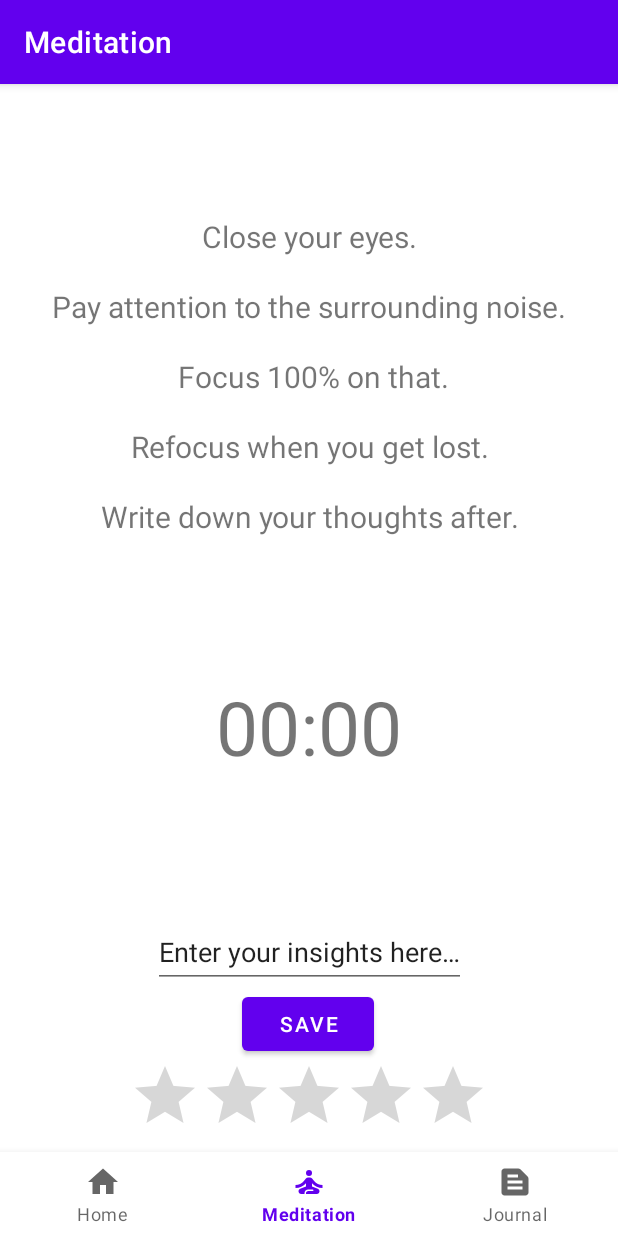
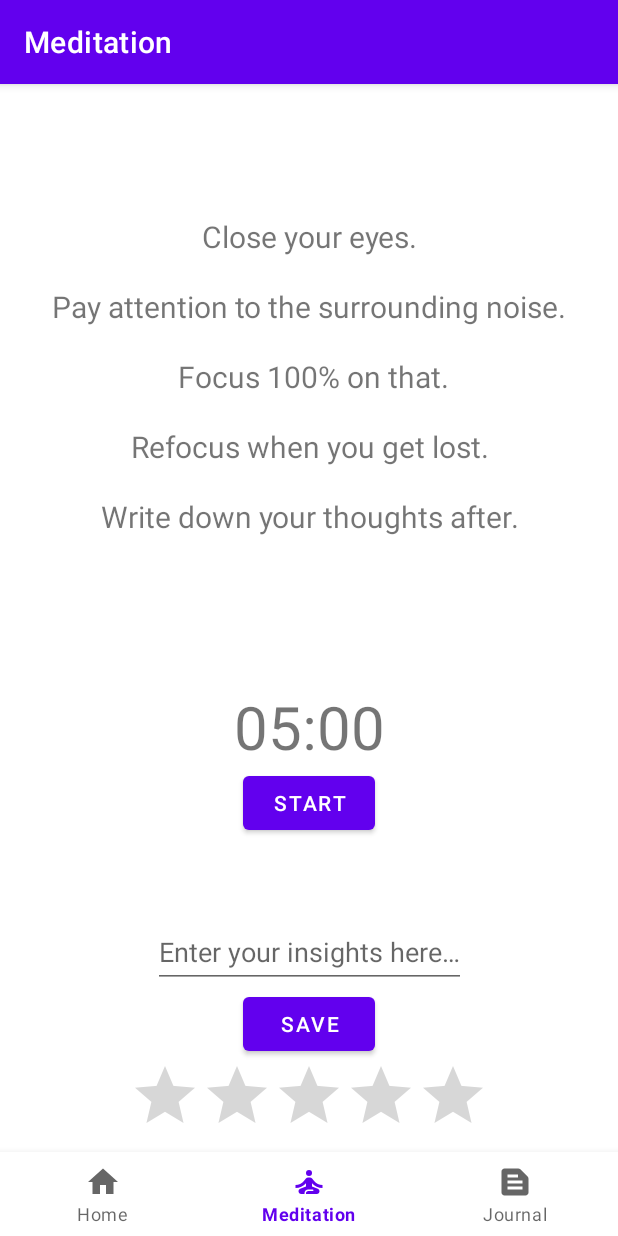
Before and after one commit to carrolljody/ClearTab, an Android app: the MeditateFragment screen opened through its navigation route, on a phone screen of 412 x 824 dp. Run offline under Robolectric (Android 15) with nearby library versions, the phone set to English and light mode, and no system bars; our stand-ins replace Firebase (no records; nobody signed in at launch, a user with empty details on screens opened directly), navigation-ui.

Commit message:
timer done

```diff
--- a/app/src/main/java/com/example/cleartab/ui/meditate/MeditateFragment.java
+++ b/app/src/main/java/com/example/cleartab/ui/meditate/MeditateFragment.java
@@ -2,6 +2,7 @@ package com.example.cleartab.ui.meditate;
 
 import android.os.Build;
 import android.os.Bundle;
+import android.os.CountDownTimer;
 import android.view.LayoutInflater;
 import android.view.View;
 import android.view.ViewGroup;
@@ -18,7 +19,18 @@ import androidx.lifecycle.ViewModelProvider;
 import com.example.cleartab.R;
 import com.example.cleartab.databinding.FragmentMeditateBinding;
 
+import java.util.Locale;
+
 public class MeditateFragment extends Fragment {
+
+    private static final long START_TIME_IN_MILLIS = 300000;
+
+    private TextView timerTextView;
+    private Button startButton;
+    private Button resetButton;
+    private CountDownTimer timer;
+    private boolean isTimerRunning;
+    private long timeLeftInMillis = START_TIME_IN_MILLIS;
 
     private FragmentMeditateBinding binding;
     private MeditateViewModel meditateViewModel;
@@ -38,10 +50,16 @@ public class MeditateFragment extends Fragment {
         binding = FragmentMeditateBinding.inflate(inflater, container, false);
         View root = binding.getRoot();
 
+        timerTextView = root.findViewById(R.id.timer_meditate);
+        startButton = root.findViewById(R.id.button_start);
+        resetButton = root.findViewById(R.id.button_reset);
+
         meditateEditText = root.findViewById(R.id.text_exercise);
         meditateTextView = root.findViewById(R.id.text_meditate);
         saveButton = root.findViewById(R.id.button_save);
         meditateRatingBar = root.findViewById(R.id.exercise_ratingBar);
+
+
 
         final TextView textView = binding.textMeditate;
         meditateViewModel.getText().observe(getViewLifecycleOwner(), textView::setText);
@@ -53,7 +71,72 @@ public class MeditateFragment extends Fragment {
         meditateEditText.setOnClickListener(v->{
             meditateEditText.setText("");
         });
+
+        startButton.setOnClickListener(new View.OnClickListener() {
+            @Override
+            public void onClick(View v) {
+                if (isTimerRunning) {
+                    pauseTimer();
+                } else {
+                    startTimer();
+                }
+            }
+        });
+
+        resetButton.setOnClickListener(new View.OnClickListener() {
+            @Override
+            public void onClick(View v) {
+                resetTimer();
+            }
+        });
+
+        updateCountDownText();
         return root;
+    }
+
+    private void startTimer() {
+        timer = new CountDownTimer(timeLeftInMillis, 1000) {
+            @Override
+            public void onTick(long millisUntilFinished) {
+                timeLeftInMillis = millisUntilFinished;
+                updateCountDownText();
+            }
+
+            @Override
+            public void onFinish() {
+                isTimerRunning = false;
+                startButton.setText("Start");
+                startButton.setVisibility(View.INVISIBLE);
+                resetButton.setVisibility(View.VISIBLE);
+            }
+        }.start();
+
+        isTimerRunning = true;
+        startButton.setText("pause");
+        resetButton.setVisibility(View.INVISIBLE);
+    }
+
+    private void pauseTimer() {
+        timer.cancel();
+        isTimerRunning = false;
+        startButton.setText("Start");
+        resetButton.setVisibility(View.VISIBLE);
+    }
+
+    private void resetTimer() {
+        timeLeftInMillis = START_TIME_IN_MILLIS;
+        updateCountDownText();
+        resetButton.setVisibility(View.INVISIBLE);
+        startButton.setVisibility(View.VISIBLE);
+    }
+
+    private void updateCountDownText() {
+        int minutes = (int) (timeLeftInMillis / 1000) / 60;
+        int seconds = (int) (timeLeftInMillis / 1000) % 60;
+
+        String timeLeftFormatted = String.format(Locale.getDefault(), "%02d:%02d", minutes, seconds);
+
+        timerTextView.setText(timeLeftFormatted);
     }
 
     @Override
--- a/app/src/main/java/com/example/cleartab/ui/meditate/MeditateViewModel.java
+++ b/app/src/main/java/com/example/cleartab/ui/meditate/MeditateViewModel.java
@@ -17,6 +17,7 @@ public class MeditateViewModel extends ViewModel {
 
     public MeditateViewModel() {
         mText = new MutableLiveData<>();
+        //TODO: move hardcoded value to firebase so it can be easily edited
         mText.setValue("Close your eyes.\n\nPay attention to the surrounding noise.\n\n " +
                 "Focus 100% on that.\n\n" +
                 "Refocus when you get lost.\n\n" +
--- a/app/src/main/res/layout/fragment_meditate.xml
+++ b/app/src/main/res/layout/fragment_meditate.xml
@@ -23,33 +23,52 @@
         android:id="@+id/timer_meditate"
         android:layout_width="wrap_content"
         android:layout_height="wrap_content"
-        android:text="00:00"
-        android:textSize="50sp"
-
+        android:text="@string/timer_startTime"
+        android:textSize="40sp"
         app:layout_constraintBottom_toTopOf="@+id/text_exercise"
         app:layout_constraintEnd_toEndOf="parent"
         app:layout_constraintStart_toStartOf="parent"
         app:layout_constraintTop_toBottomOf="@+id/text_meditate" />
 
+    <Button
+        android:id="@+id/button_start"
+        android:layout_width="wrap_content"
+        android:layout_height="wrap_content"
+        android:text="@string/start"
+        app:layout_constraintEnd_toEndOf="parent"
+        android:layout_centerHorizontal="true"
+        app:layout_constraintStart_toStartOf="parent"
+        app:layout_constraintTop_toBottomOf="@+id/timer_meditate" />
+
+    <Button
+        android:id="@+id/button_reset"
+        android:layout_width="wrap_content"
+        android:layout_height="wrap_content"
+        android:text="@string/reset"
+        android:layout_marginStart="20dp"
+        android:visibility="invisible"
+        app:layout_constraintStart_toEndOf="@+id/button_start"
+        app:layout_constraintTop_toBottomOf="@+id/timer_meditate"
+        tools:visibility="visible" />
+
     <EditText
         android:id="@+id/text_exercise"
         android:layout_width="wrap_content"
         android:layout_height="48dp"
-        android:text="@string/exercise_pushText"
+        android:hint="@string/exercise_pushText"
+        android:inputType="textLongMessage|textMultiLine"
         app:layout_constraintBottom_toTopOf="@+id/button_save"
         app:layout_constraintEnd_toEndOf="parent"
         app:layout_constraintStart_toStartOf="parent"
-        />
+        android:autofillHints="none" />
 
     <Button
         android:id="@+id/button_save"
         android:layout_width="wrap_content"
         android:layout_height="wrap_content"
-        android:onClick="saveData"
         android:text="@string/save"
         app:layout_constraintBottom_toTopOf="@+id/exercise_ratingBar"
         app:layout_constraintEnd_toEndOf="parent"
-        app:layout_constraintHorizontal_bias="0.498"
         app:layout_constraintStart_toStartOf="parent" />
 
     <RatingBar
--- a/app/src/main/res/values/strings.xml
+++ b/app/src/main/res/values/strings.xml
@@ -4,5 +4,8 @@
     <string name="title_meditate">Meditation</string>
     <string name="title_journal">Journal</string>
     <string name="save">Save</string>
+    <string name="start">Start</string>
+    <string name="reset">Reset</string>
     <string name="exercise_pushText">Enter your insights here…</string>
+    <string name="timer_startTime">00:00</string>
 </resources>
```
